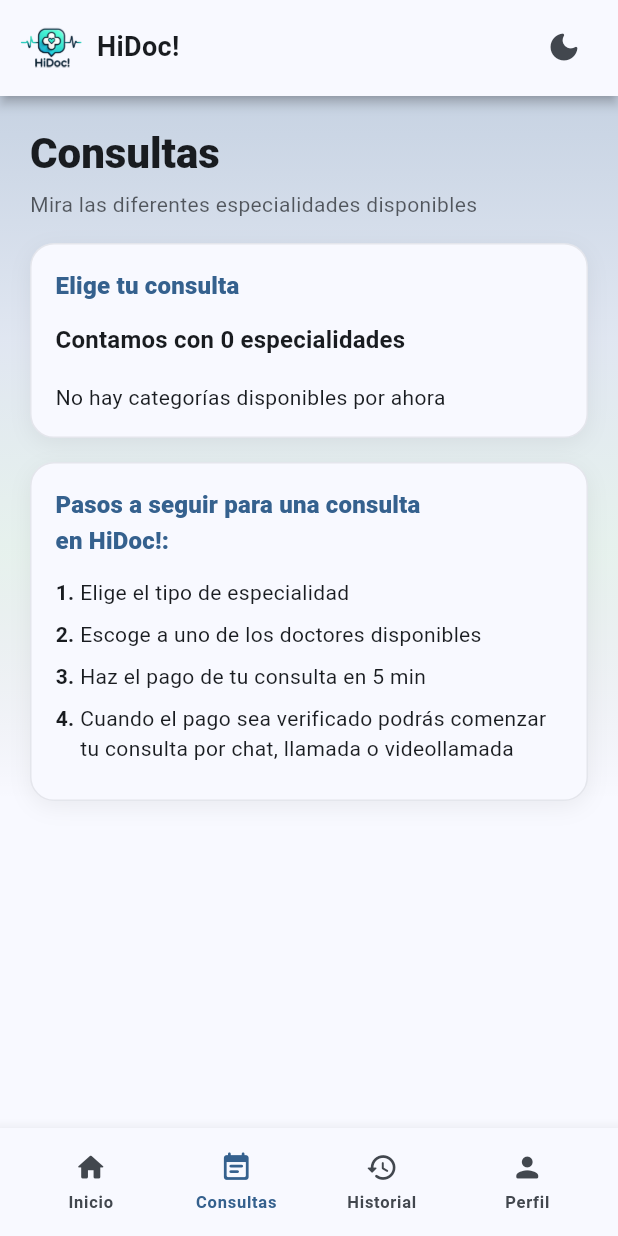
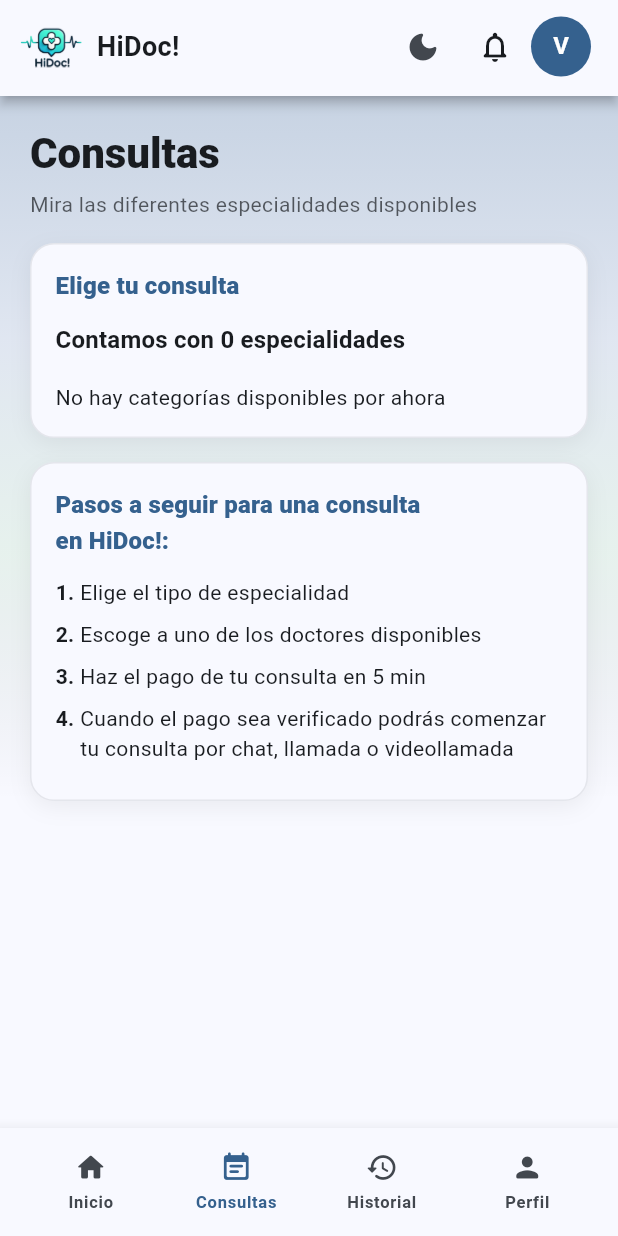
Before and after one commit to ValeriaCastro04/proyecto_hidoc, a Flutter app: the ConsultasScreen screen opened by its route, on a phone screen of 412 x 824 dp. Run offline on Flutter 3.47's test engine with Material 3 defaults, Android fonts, the phone set to English and light mode, and no system bars; our stand-ins replace dio, fl_chart, flutter_riverpod, flutter_secure_storage, go_router, shared_preferences; missing offline and left inert: jwt_decode; accounts and stored records are empty; network calls fail.

Commit message:
update consultas screen de paciente

```diff
--- a/lib/features/user/screen/consultas_screen.dart
+++ b/lib/features/user/screen/consultas_screen.dart
@@ -6,6 +6,8 @@ import 'package:proyecto_hidoc/common/shared_widgets/theme_toggle_button.dart';
 import 'package:proyecto_hidoc/features/user/widgets/quick_actions_user.dart';
 import 'package:proyecto_hidoc/features/user/services/doctor_service.dart';
 import 'package:proyecto_hidoc/features/user/models/doctor_category.dart';
+import 'package:proyecto_hidoc/services/token_storage.dart';
+import 'package:go_router/go_router.dart';
 
 class ConsultasScreen extends StatelessWidget {
   const ConsultasScreen({super.key});
@@ -19,7 +21,53 @@ class ConsultasScreen extends StatelessWidget {
       appBar: HeaderBar.brand(
         logoAsset: 'assets/brand/hidoc_logo.png',
         title: 'HiDoc!',
-        actions: const [ ThemeToggleButton() ],
+        actions: [
+          const ThemeToggleButton(),
+          IconButton(
+            tooltip: 'Notificaciones',
+            onPressed: () {
+              ScaffoldMessenger.of(context).showSnackBar(
+                const SnackBar(content: Text('Próximamente: notificaciones')),
+              );
+            },
+            icon: Icon(Icons.notifications_none_rounded, color: cs.onSurface),
+          ),
+          // Avatar con menú (Perfil / Cerrar sesión)
+          PopupMenuButton<String>(
+            tooltip: 'Cuenta',
+            position: PopupMenuPosition.under,
+            onSelected: (v) async {
+              if (v == 'profile') {
+                context.go('/perfil');
+              } else if (v == 'logout') {
+                await TokenStorage.clear();
+                if (context.mounted) context.go('/auth/login');
+              }
+            },
+            itemBuilder: (context) => const [
+              PopupMenuItem(value: 'profile', child: Text('Perfil')),
+              PopupMenuDivider(),
+              PopupMenuItem(
+                value: 'logout',
+                child: Row(
+                  children: [
+                    Icon(Icons.logout_rounded, size: 18),
+                    SizedBox(width: 8),
+                    Text('Cerrar sesión'),
+                  ],
+                ),
+              ),
+            ],
+            child: Padding(
+              padding: const EdgeInsets.only(right: 6),
+              child: CircleAvatar(
+                backgroundColor: cs.primary,
+                foregroundColor: cs.onPrimary,
+                child: const Text('V', style: TextStyle(fontWeight: FontWeight.bold)),
+              ),
+            ),
+          ),
+        ],
       ),
       body: SafeArea(
         top: false,
@@ -53,8 +101,10 @@ class ConsultasScreen extends StatelessWidget {
                       children: [
                         Text('Consultas', style: tt.headlineMedium?.copyWith(fontWeight: FontWeight.w800)),
                         const SizedBox(height: 6),
-                        Text('Mira las diferentes especialidades disponibles',
-                            style: tt.bodyMedium?.copyWith(color: cs.onSurface.withOpacity(.7))),
+                        Text(
+                          'Mira las diferentes especialidades disponibles',
+                          style: tt.bodyMedium?.copyWith(color: cs.onSurface.withOpacity(.7)),
+                        ),
                         const SizedBox(height: 16),
 
                         _SectionCard(
```
